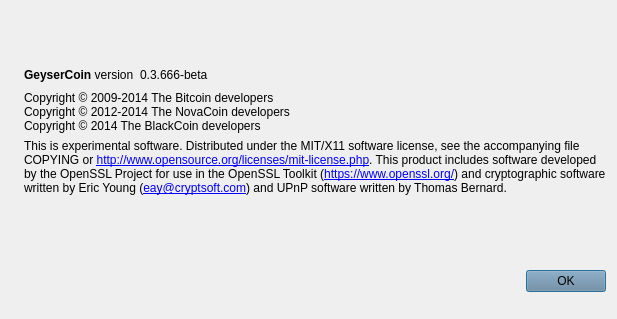
Before: the Qt Designer form src/qt/forms/aboutdialog.ui in geysercoin/geysercoin, drawn with Qt 5.
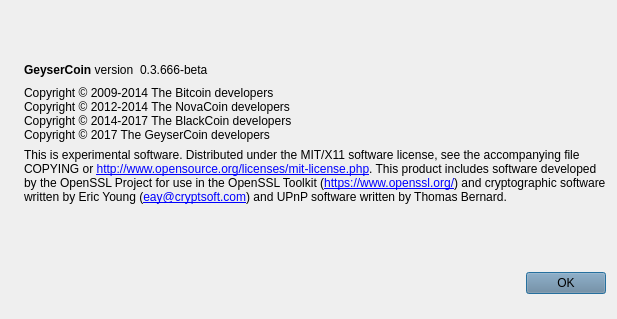
After: the same form once the commit is applied. Icons and pictures are not drawn.

Diff of the .ui file:
```diff
--- a/src/qt/forms/aboutdialog.ui
+++ b/src/qt/forms/aboutdialog.ui
@@ -108,7 +108,8 @@
        <property name="text">
         <string>Copyright © 2009-2014 The Bitcoin developers
 Copyright © 2012-2014 The NovaCoin developers
-Copyright © 2014 The BlackCoin developers</string>
+Copyright © 2014-2017 The BlackCoin developers
+Copyright © 2017 The GeyserCoin developers</string>
        </property>
        <property name="textInteractionFlags">
         <set>Qt::LinksAccessibleByMouse|Qt::TextSelectableByKeyboard|Qt::TextSelectableByMouse</set>
```
